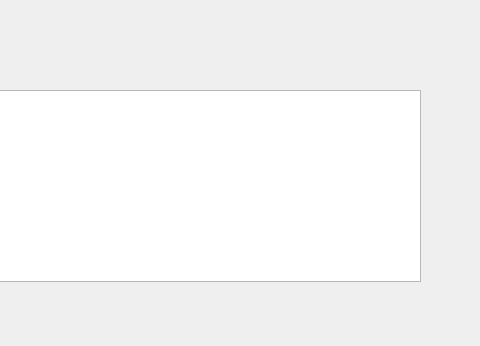
First picture: the form in EmployeeLogin/mainwindow.ui, repository BAMANEBHAGYASHRI/Qt6, before the edit; both pictures show x 320 to 800 and y 0 to 346 of the 800 by 600 pixel window.
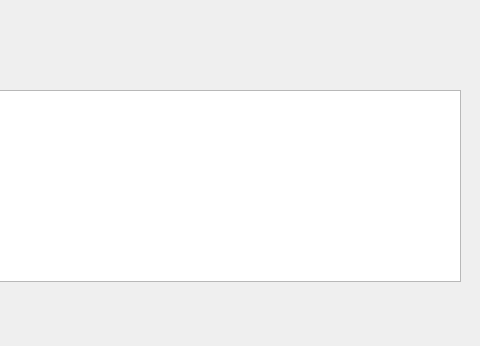
Second picture: the form after the edit.

Diff of the .ui file:
```diff
--- a/EmployeeLogin/mainwindow.ui
+++ b/EmployeeLogin/mainwindow.ui
@@ -149,7 +149,7 @@
      <rect>
       <x>300</x>
       <y>90</y>
-      <width>441</width>
+      <width>481</width>
       <height>192</height>
      </rect>
     </property>
```
